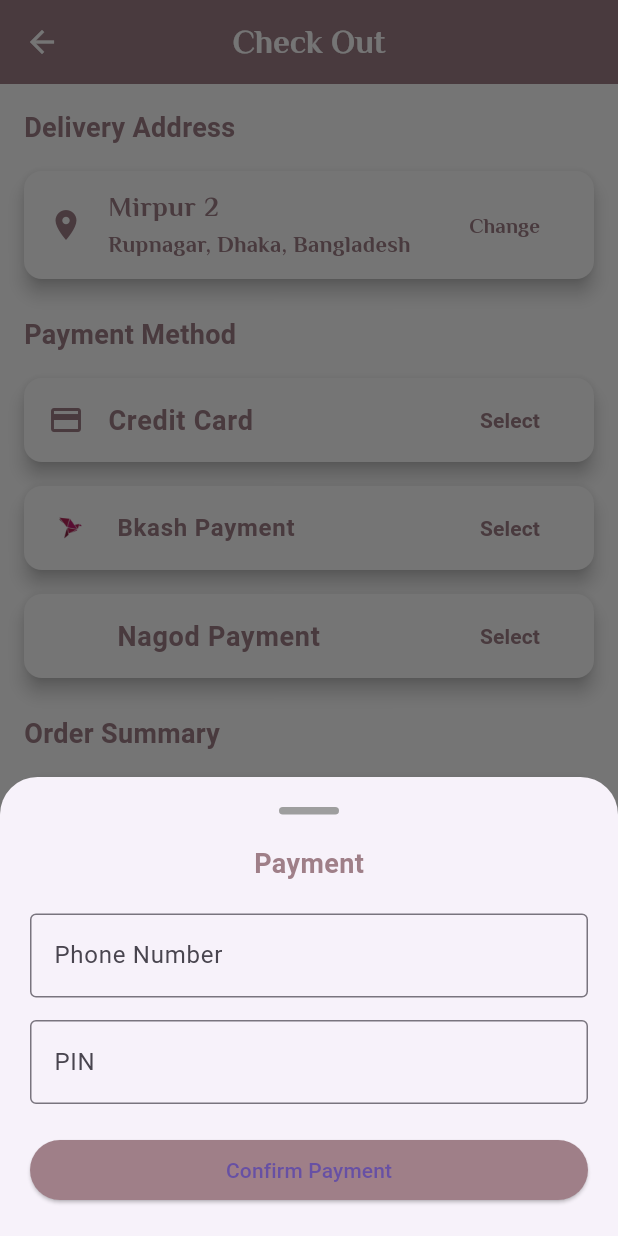
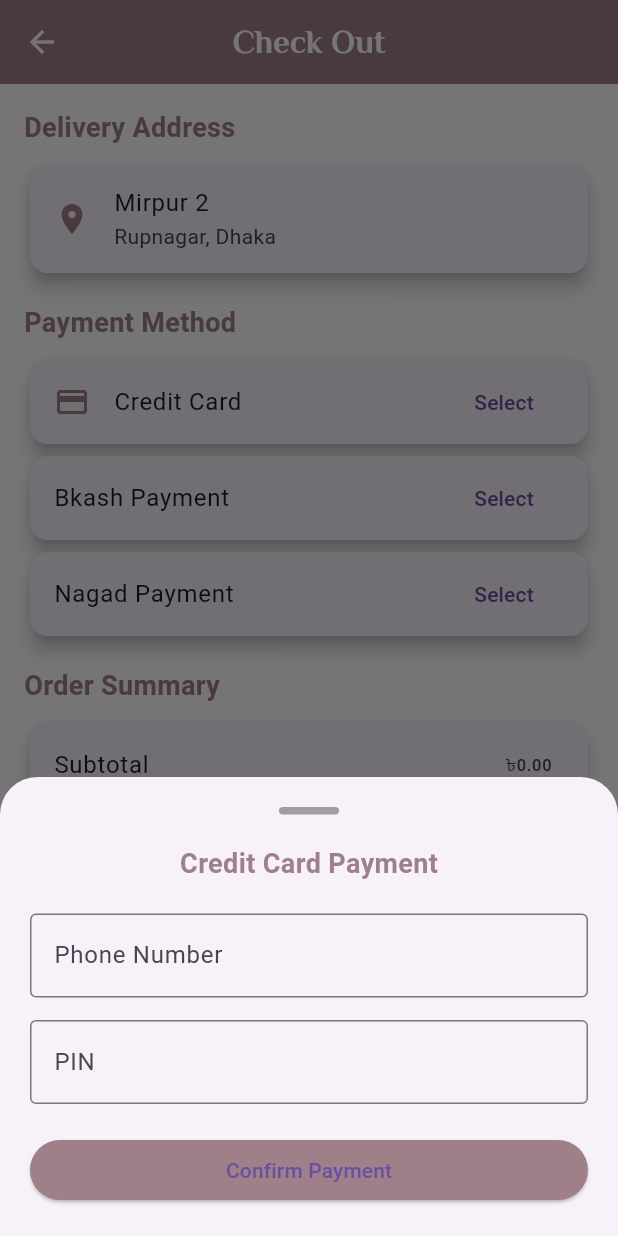
Before and after one commit to Medha1824/Loopwear, a Flutter app: the CheckoutScreen screen opened directly, after a tap on "Select", on a phone screen of 412 x 824 dp. Run offline on Flutter 3.47's test engine with Material 3 defaults, Android fonts, the light colour scheme and no system bars; our stand-ins replace cloud_firestore, firebase_auth, firebase_core, get, get_storage; accounts and stored records are empty; network calls fail; statements that could not run were skipped.

Commit message:
order_history

```diff
--- a/lib/account_screen.dart
+++ b/lib/account_screen.dart
@@ -1,6 +1,8 @@
 import 'package:flutter/material.dart';
 import 'package:loop_wear/setting_screen.dart';
+import 'package:loop_wear/Order_history.dart';
 import 'navigation_drawer_widget.dart';
+import 'package:get/get.dart';
 class AccountScreen extends StatelessWidget {
   const AccountScreen({super.key});
 
@@ -64,7 +66,7 @@
                   'My Orders',
                   style: TextStyle(color:Color(0xFF9F7F88), fontSize: 20),
               ),
-              onTap: () {},
+              onTap: () { Get.to(() => const OrderHistoryPage());},
             ),
             ListTile(
               leading: const Icon(color:const Color(0xFF9F7F88),Icons.settings_outlined),
--- a/lib/checkout_screen.dart
+++ b/lib/checkout_screen.dart
@@ -1,204 +1,24 @@
 import 'package:flutter/material.dart';
+import 'package:get/get.dart';
+import 'package:loop_wear/cart_controller.dart';
 import 'package:loop_wear/order_confirm_screen.dart';
-class CheckoutScreen extends StatelessWidget {
+
+class CheckoutScreen extends StatefulWidget {
   const CheckoutScreen({super.key});
 
   @override
-  Widget build(BuildContext context) {
-    return Scaffold(
-      backgroundColor: Colors.white,
-      appBar: AppBar(
-        backgroundColor: const Color(0xFF9F7F88),
-        iconTheme: IconThemeData(color: Colors.white),
-        title: const Text('Check Out',style: TextStyle(color: Colors.white,fontFamily: 'Philosopher',fontWeight: FontWeight.bold),),
-        centerTitle: true,
-      ),
-      body: SingleChildScrollView(
-        padding: const EdgeInsets.all(16),
-        child: Column(
-          crossAxisAlignment: CrossAxisAlignment.start,
-          children: [
-            const Text(
-              'Delivery Address',
-              style: TextStyle(color: Color(0xFF9F7F88),fontSize: 18, fontWeight: FontWeight.bold),
-            ),
-            const SizedBox(height: 8),
-            Card(
-              color: Colors.white,
-              margin: const EdgeInsets.symmetric(vertical: 8),
-              elevation: 5,
-              child: ListTile(
-                leading: const Icon(Icons.location_on,color: Color(0xFF9F7F88),),
-                title: const Text('Mirpur 2',style: TextStyle(color: Color(0xFF9F7F88),fontSize: 18,fontFamily: 'Philosopher',fontWeight: FontWeight.bold),),
-                subtitle: const Text('Rupnagar, Dhaka, Bangladesh',style: TextStyle(color: Color(0xFF9F7F88),fontSize: 15,fontFamily: 'Philosopher',fontWeight: FontWeight.bold),),
-                trailing: TextButton(
-                  onPressed: () {},
-                  child: const Text('Change',style: TextStyle(color: Color(0xFF9F7F88),fontFamily: 'Philosopher',fontWeight: FontWeight.bold),),
-                ),
-              ),
-            ),
-            const SizedBox(height: 16),
+  State<CheckoutScreen> createState() => _CheckoutScreenState();
+}
 
-            const Text(
-              'Payment Method',
-              style: TextStyle(color: Color(0xFF9F7F88),fontSize: 18, fontWeight: FontWeight.bold),
-            ),
-            const SizedBox(height: 8),
-            Card(
-              color: Colors.white,
-              margin: const EdgeInsets.symmetric(vertical: 8),
-              elevation: 5,
-              child: ListTile(
-                leading: const Icon(Icons.payment,color: Color(0xFF9F7F88),),
-                title: const Text('Credit Card' ,style: TextStyle(color: Color(0xFF9F7F88),fontSize: 18, fontWeight: FontWeight.bold),),
+class _CheckoutScreenState extends State<CheckoutScreen> {
+  final CartController cartController = CartController.instance;
 
-                trailing: TextButton(
-                  onPressed: () {
-                    showPaymentBottomSheet(context, "Credit Card");
-                  },
-                  child: const Text(
-                    'Select',
-                    style: TextStyle(
-                      color: Color(0xFF9F7F88),
-                      fontWeight: FontWeight.bold,
-                    ),
-                  ),
-                ),
-              ),
-            ),
-            Card(
-              color: Colors.white,
-              margin: const EdgeInsets.symmetric(vertical: 8),
-              elevation: 5,
-              child: ListTile(
-                leading: Image.asset(
-                  'assets/images/bkash.png',
-                  height: 30,
-                  width: 30,
-                ),
-                title: const Text('Bkash Payment', style: TextStyle(color: Color(0xFF9F7F88), fontWeight: FontWeight.bold),),
+  int discount = 0;
+  int shipping = 0;
 
-                trailing: TextButton(
-                  onPressed: () {
-                    showPaymentBottomSheet(context, "Bkash");
-                  },
-                  child: const Text(
-                    'Select',
-                    style: TextStyle(
-                      color: Color(0xFF9F7F88),
-                      fontWeight: FontWeight.bold,
-                    ),
-                  ),
-                ),
-              ),
-            ),
-            Card(
-              color: Colors.white,
-              margin: const EdgeInsets.symmetric(vertical: 8),
-              elevation: 5,
-              child: ListTile(
-                leading: Image.asset(
-                  'assets/images/nagod.png',
-                  height: 30,
-                  width: 30,
-                ),
-                title: const Text('Nagod Payment', style: TextStyle(color: Color(0xFF9F7F88),fontSize: 18, fontWeight: FontWeight.bold),),
+  int get total => cartController.subtotal.toInt() + discount + shipping;
 
-                trailing: TextButton(
-                  onPressed: () {
-                    showPaymentBottomSheet(context, "Nagad");
-                  },
-                  child: const Text(
-                    'Select',
-                    style: TextStyle(
-                      color: Color(0xFF9F7F88),
-                      fontWeight: FontWeight.bold,
-                    ),
-                  ),
-                ),
-              ),
-            ),
-            const SizedBox(height: 16),
-
-
-            // Cart Summary
-            const Text(
-              'Order Summary',
-              style: TextStyle(color: Color(0xFF9F7F88),fontSize: 18, fontWeight: FontWeight.bold),
-            ),
-            const SizedBox(height: 8),
-            Card(
-              color: Colors.white,
-              margin: const EdgeInsets.symmetric(vertical: 8),
-              elevation: 5,
-              child: Column(
-                children: [
-                  ListTile(
-                    title: const Text('Subtotal', style: TextStyle(color: Color(0xFF9F7F88),fontSize: 18, fontWeight: FontWeight.bold),),
-                    trailing: const Text('৳200', style: TextStyle(color: Color(0xFF9F7F88),fontSize: 18, fontWeight: FontWeight.bold),),
-                  ),
-                  ListTile(
-                    title: const Text('Discount', style: TextStyle(color: Color(0xFF9F7F88),fontSize: 18, fontWeight: FontWeight.bold),),
-                    trailing: const Text('৳150', style: TextStyle(color: Color(0xFF9F7F88),fontSize: 18, fontWeight: FontWeight.bold),),
-                  ),
-
-                  ListTile(
-                    title: const Text('Shipping Fee Total', style: TextStyle(color: Color(0xFF9F7F88),fontSize: 18, fontWeight: FontWeight.bold),),
-                    trailing: const Text('৳150', style: TextStyle(color: Color(0xFF9F7F88),fontSize: 18, fontWeight: FontWeight.bold),),
-                  ),
-                ],
-              ),
-            ),
-            const SizedBox(height: 16),
-
-            // Total Price
-            Card(
-              color: Colors.white,
-              margin: const EdgeInsets.symmetric(vertical: 8),
-              elevation: 5,
-              child: ListTile(
-                title: const Text(
-                  'Total',
-                  style: TextStyle(color: Color(0xFF9F7F88),fontSize: 18, fontWeight: FontWeight.bold),
-                ),
-                trailing: const Text(
-                  '৳350',
-                  style: TextStyle(color: Color(0xFF9F7F88),fontSize: 18, fontWeight: FontWeight.bold),
-                ),
-              ),
-            ),
-            const SizedBox(height: 24),
-
-
-            SizedBox(
-
-              width: double.infinity,
-              height: 50,
-              child: ElevatedButton(
-                style: ElevatedButton.styleFrom(
-                  backgroundColor: Colors.white,
-                  elevation: 5,
-                ),
-                onPressed: () {
-                  Navigator.push(
-                    context,
-                    MaterialPageRoute(builder: (context) => const OrderConfirmScreen ()),
-                  );
-                },
-                child: const Text(
-                  'Place Order',
-                  style: TextStyle(color: Color(0xFF9F7F88),fontSize: 18, fontWeight: FontWeight.bold),
-                ),
-              ),
-            ),
-          ],
-        ),
-      ),
-    );
-  }
-}
   void showPaymentBottomSheet(BuildContext context, String method) {
-
     TextEditingController phoneController = TextEditingController();
     TextEditingController pinController = TextEditingController();
 
@@ -206,9 +26,7 @@
       context: context,
       isScrollControlled: true,
       shape: const RoundedRectangleBorder(
-      borderRadius: BorderRadius.vertical(
-        top: Radius.circular(25),
-      ),
+        borderRadius: BorderRadius.vertical(top: Radius.circular(25)),
       ),
       builder: (context) {
         return Padding(
@@ -221,7 +39,6 @@
           child: Column(
             mainAxisSize: MainAxisSize.min,
             children: [
-
               Container(
                 width: 40,
                 height: 5,
@@ -230,20 +47,16 @@
                   borderRadius: BorderRadius.circular(10),
                 ),
               ),
-
               const SizedBox(height: 20),
-
               Text(
-              "Payment",
+                "$method Payment",
                 style: const TextStyle(
                   fontSize: 18,
                   fontWeight: FontWeight.bold,
                   color: Color(0xFF9F7F88),
                 ),
               ),
-
               const SizedBox(height: 20),
-
               TextField(
                 controller: phoneController,
                 decoration: const InputDecoration(
@@ -251,9 +64,7 @@
                   border: OutlineInputBorder(),
                 ),
               ),
-
               const SizedBox(height: 15),
-
               TextField(
                 controller: pinController,
                 obscureText: true,
@@ -262,9 +73,7 @@
                   border: OutlineInputBorder(),
                 ),
               ),
-
               const SizedBox(height: 20),
-
               SizedBox(
                 width: double.infinity,
                 child: ElevatedButton(
@@ -277,7 +86,6 @@
                   child: const Text("Confirm Payment"),
                 ),
               ),
-
               const SizedBox(height: 20),
             ],
           ),
@@ -285,3 +93,150 @@
       },
     );
   }
+
+  @override
+  Widget build(BuildContext context) {
+    return Scaffold(
+      backgroundColor: Colors.white,
+      appBar: AppBar(
+        backgroundColor: const Color(0xFF9F7F88),
+        iconTheme: const IconThemeData(color: Colors.white),
+        title: const Text(
+          'Check Out',
+          style: TextStyle(
+              color: Colors.white,
+              fontFamily: 'Philosopher',
+              fontWeight: FontWeight.bold),
+        ),
+        centerTitle: true,
+      ),
+      body: SingleChildScrollView(
+        padding: const EdgeInsets.all(16),
+        child: Column(
+          crossAxisAlignment: CrossAxisAlignment.start,
+          children: [
+            const Text(
+              'Delivery Address',
+              style: TextStyle(
+                  color: Color(0xFF9F7F88),
+                  fontSize: 18,
+                  fontWeight: FontWeight.bold),
+            ),
+            const SizedBox(height: 8),
+            Card(
+              elevation: 5,
+              child: ListTile(
+                leading: const Icon(Icons.location_on, color: Color(0xFF9F7F88)),
+                title: const Text('Mirpur 2'),
+                subtitle: const Text('Rupnagar, Dhaka'),
+              ),
+            ),
+            const SizedBox(height: 16),
+            const Text(
+              'Payment Method',
+              style: TextStyle(
+                  color: Color(0xFF9F7F88),
+                  fontSize: 18,
+                  fontWeight: FontWeight.bold),
+            ),
+            const SizedBox(height: 8),
+            Card(
+              elevation: 5,
+              child: ListTile(
+                leading: const Icon(Icons.payment, color: Color(0xFF9F7F88)),
+                title: const Text('Credit Card'),
+                trailing: TextButton(
+                  onPressed: () {
+                    showPaymentBottomSheet(context, "Credit Card");
+                  },
+                  child: const Text('Select'),
+                ),
+              ),
+            ),
+            Card(
+              elevation: 5,
+              child: ListTile(
+                title: const Text('Bkash Payment'),
+                trailing: TextButton(
+                  onPressed: () {
+                    showPaymentBottomSheet(context, "Bkash");
+                  },
+                  child: const Text('Select'),
+                ),
+              ),
+            ),
+            Card(
+              elevation: 5,
+              child: ListTile(
+                title: const Text('Nagad Payment'),
+                trailing: TextButton(
+                  onPressed: () {
+                    showPaymentBottomSheet(context, "Nagad");
+                  },
+                  child: const Text('Select'),
+                ),
+              ),
+            ),
+            const SizedBox(height: 16),
+            const Text(
+              'Order Summary',
+              style: TextStyle(
+                  color: Color(0xFF9F7F88),
+                  fontSize: 18,
+                  fontWeight: FontWeight.bold),
+            ),
+            const SizedBox(height: 8),
+            Obx(
+                  () => Card(
+                elevation: 5,
+                child: Column(
+                  children: [
+                    ListTile(
+                      title: const Text('Subtotal'),
+                      trailing: Text('৳${cartController.subtotal.toStringAsFixed(2)}'),
+                    ),
+                    ListTile(
+                      title: const Text('Discount'),
+                      trailing: Text('৳$discount'),
+                    ),
+                    ListTile(
+                      title: const Text('Shipping'),
+                      trailing: Text('৳$shipping'),
+                    ),
+                  ],
+                ),
+              ),
+            ),
+            const SizedBox(height: 16),
+            Obx(
+                  () => Card(
+                elevation: 5,
+                child: ListTile(
+                  title: const Text('Total'),
+                  trailing: Text('৳${(cartController.subtotal + discount + shipping).toStringAsFixed(2)}'),
+                ),
+              ),
+            ),
+            const SizedBox(height: 24),
+            SizedBox(
+              width: double.infinity,
+              height: 50,
+              child: ElevatedButton(
+                onPressed: () {
+                  cartController.placeOrder(context);
+                  Navigator.push(
+                    context,
+                    MaterialPageRoute(
+                      builder: (context) => const OrderConfirmScreen(),
+                    ),
+                  );
+                },
+                child: const Text('Place Order'),
+              ),
+            ),
+          ],
+        ),
+      ),
+    );
+  }
+}
```
Also changed, not shown: lib/cart_controller.dart (+63 -17 lines), lib/cart_screen.dart (+0 -8 lines), pubspec.lock. Lines whose indentation alone changed are shown as unchanged.
